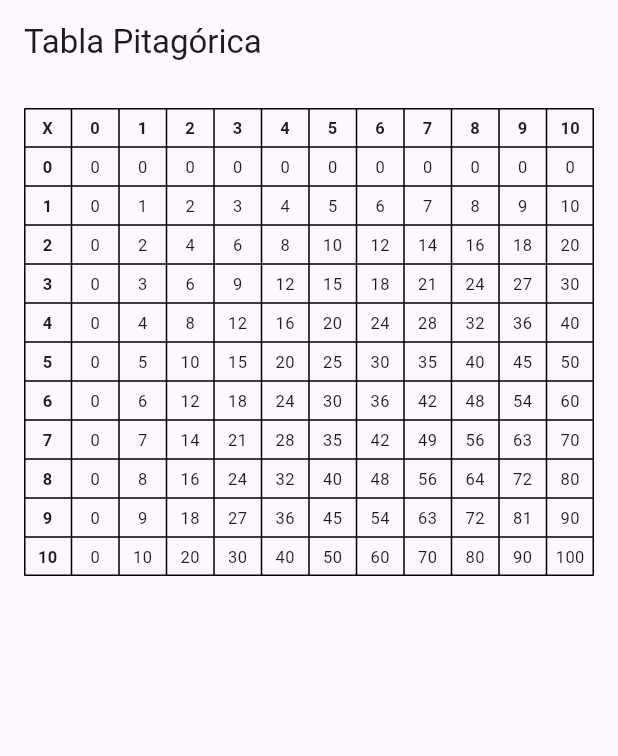
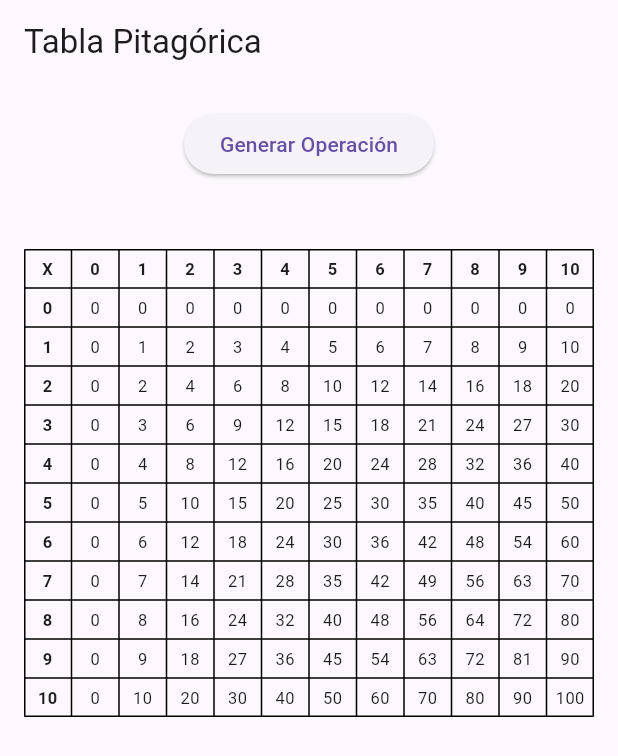
Before and after one commit to martinschipani/Tabla-pitagorica, a Flutter app: the screen it shows after launch, on a phone screen of 412 x 824 dp. Shown: the top 756 px of the screen. Run offline on Flutter 3.47's test engine with Material 3 defaults, Android fonts, the phone set to English and light mode, and no system bars.

Commit message:
Agregue boton a la tabla
Tendria que separar el widget del boton en otros archivos.

```diff
--- a/tabla_pitagorica/lib/controllers/pythagorean_table_controller.dart
+++ b/tabla_pitagorica/lib/controllers/pythagorean_table_controller.dart
@@ -18,4 +18,9 @@ class PythagoreanTableController {
     }
     return sb.toString();
   }
+
+  // Método para obtener una operación aleatoria
+  List<int> getRandomOperation(int size) {
+    return model.getRandomOperation(size);
+  }
 }
--- a/tabla_pitagorica/lib/main.dart
+++ b/tabla_pitagorica/lib/main.dart
@@ -26,9 +26,7 @@ class PythagoreanTableScreen extends StatelessWidget {
 
   PythagoreanTableScreen() {
     controller = PythagoreanTableController(model);
-  }
-
-  @override
+  }@override
   Widget build(BuildContext context) {
     return PythagoreanTableView(controller: controller, tableSize: 10);
   }
--- a/tabla_pitagorica/lib/models/pythagorean_table.dart
+++ b/tabla_pitagorica/lib/models/pythagorean_table.dart
@@ -1,3 +1,5 @@
+import 'dart:math';
+
 class PythagoreanTable {
   List<List<dynamic>> generateTable(int size) {
     List<List<dynamic>> table = [];
@@ -23,4 +25,13 @@ class PythagoreanTable {
       print(rowString);
     }
   }
+
+  // Método para generar una operación aleatoria
+  List<int> getRandomOperation(int size) {
+    final random = Random();
+    int row = random.nextInt(size + 1); // Generar un número aleatorio entre 0 y size (inclusive)
+    int col = random.nextInt(size + 1); // Generar un número aleatorio entre 0 y size (inclusive)
+    int result = row * col; // Calcular el resultado de la operación
+    return[row, col, result]; // Devolver la fila, la columna y el resultado
+  }
 }
--- a/tabla_pitagorica/lib/views/pythagorean_table_view.dart
+++ b/tabla_pitagorica/lib/views/pythagorean_table_view.dart
@@ -1,16 +1,23 @@
 import 'package:flutter/material.dart';
 import '../controllers/pythagorean_table_controller.dart';
 
-class PythagoreanTableView extends StatelessWidget {
+class PythagoreanTableView extends StatefulWidget {
   final PythagoreanTableController controller;
   final int tableSize;
 
   PythagoreanTableView({required this.controller, required this.tableSize});
 
   @override
+  _PythagoreanTableViewState createState() => _PythagoreanTableViewState();
+}
+
+class _PythagoreanTableViewState extends State<PythagoreanTableView> {
+  String _operationText = ''; // Variable para almacenar el texto de la operación
+
+  @override
   Widget build(BuildContext context) {
     // Obtener la tabla del controlador
-    final table = controller.getTable(tableSize);
+    final table = widget.controller.getTable(widget.tableSize);
 
     return Scaffold(
       appBar: AppBar(
@@ -18,7 +25,26 @@ class PythagoreanTableView extends StatelessWidget {
       ),
       body: Padding(
         padding: const EdgeInsets.all(16.0),
-        child: SingleChildScrollView(
+        child: Column(
+          children: [
+            // Botón para generar una operación aleatoria
+            ElevatedButton(
+              onPressed: () {
+                setState(() {
+                  final operation = widget.controller.getRandomOperation(widget.tableSize);
+                  _operationText = '${operation[0]} x ${operation[1]} = ${operation[2]}';
+                });
+              },
+              child: Text('Generar Operación'),
+            ),
+            SizedBox(height: 20), // Espacio entre el botón y el texto
+            // Área de texto para mostrar la operación
+            Text(
+              _operationText,
+              style: TextStyle(fontSize: 18),
+            ),
+            // Tabla pitagórica
+            SingleChildScrollView(
               child: Table(
                 border: TableBorder.all(), // Bordes de la tabla
                 defaultVerticalAlignment: TableCellVerticalAlignment.middle,
@@ -38,6 +64,8 @@ class PythagoreanTableView extends StatelessWidget {
                     ),
                 ],
               ),
+            ),
+          ],
         ),
       ),
     );
```
Also changed, not shown: tabla_pitagorica/lib/controllers/random_operation_button_controller.dart (added, +11 -0 lines), tabla_pitagorica/lib/models/random_operation_button.dart (added, +19 -0 lines), tabla_pitagorica/lib/views/random_operation_button_view.dart (added, +37 -0 lines). Lines whose indentation alone changed are shown as unchanged.
